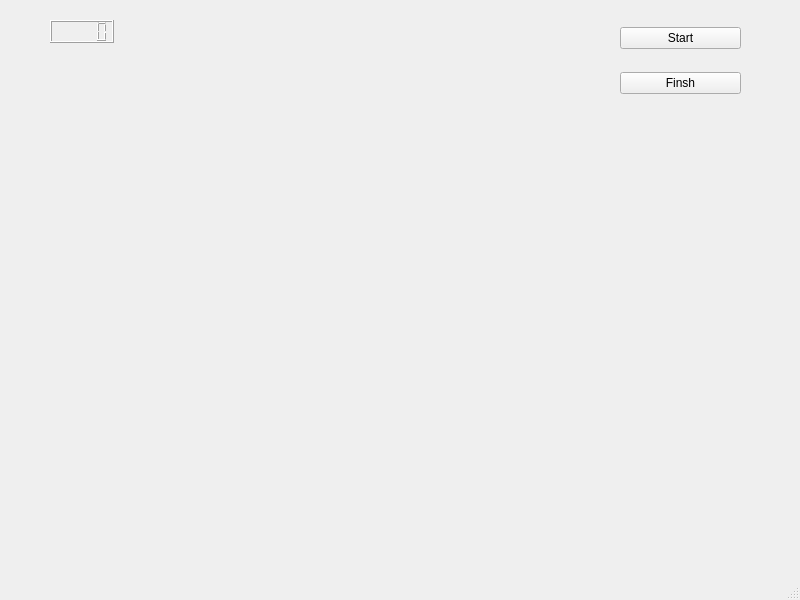
Qt form mainwindow.ui (jonah-code/TempoDeRea-aoSTR) before a commit.
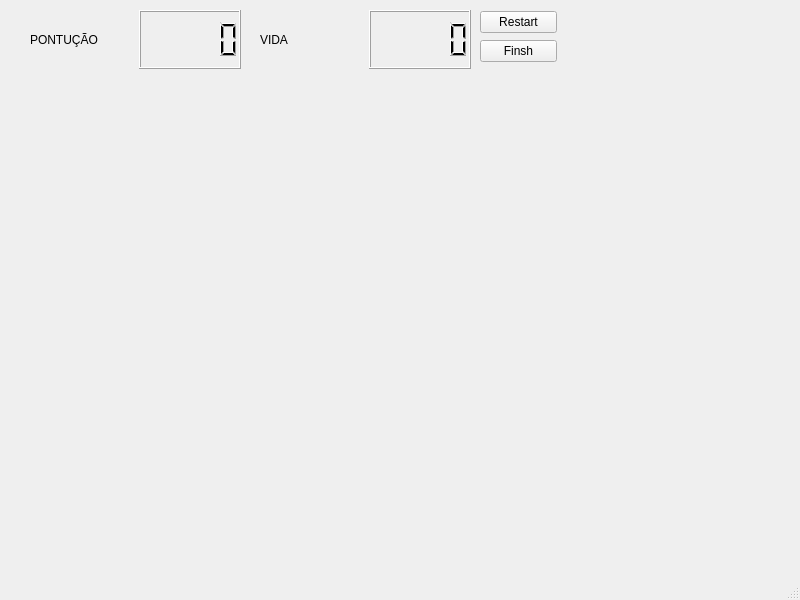
The same form after that commit.

Commit message: Finalizado calculo do tempo

What changed in the file:
```diff
--- a/mainwindow.ui
+++ b/mainwindow.ui
@@ -17,30 +17,20 @@
    <bool>false</bool>
   </property>
   <widget class="QWidget" name="centralwidget">
-   <widget class="QLCDNumber" name="lcdNumber">
+   <widget class="QWidget" name="layoutWidget">
     <property name="geometry">
      <rect>
-      <x>50</x>
-      <y>20</y>
-      <width>64</width>
-      <height>23</height>
-     </rect>
-    </property>
-   </widget>
-   <widget class="QWidget" name="">
-    <property name="geometry">
-     <rect>
-      <x>620</x>
+      <x>480</x>
       <y>10</y>
-      <width>121</width>
-      <height>101</height>
+      <width>77</width>
+      <height>54</height>
      </rect>
     </property>
     <layout class="QVBoxLayout" name="verticalLayout">
      <item>
       <widget class="QPushButton" name="pushButton">
        <property name="text">
-        <string>Start</string>
+        <string>Restart</string>
        </property>
       </widget>
      </item>
@@ -53,6 +43,99 @@
      </item>
     </layout>
    </widget>
+   <widget class="QWidget" name="layoutWidget_2">
+    <property name="geometry">
+     <rect>
+      <x>30</x>
+      <y>10</y>
+      <width>211</width>
+      <height>59</height>
+     </rect>
+    </property>
+    <layout class="QHBoxLayout" name="horizontalLayout_2">
+     <item>
+      <widget class="QLabel" name="label_2">
+       <property name="text">
+        <string>PONTUÇÃO</string>
+       </property>
+       <property name="textFormat">
+        <enum>Qt::AutoText</enum>
+       </property>
+       <property name="margin">
+        <number>22</number>
+       </property>
+      </widget>
+     </item>
+     <item>
+      <widget class="QLCDNumber" name="pontuacao">
+       <property name="intValue" stdset="0">
+        <number>0</number>
+       </property>
+      </widget>
+     </item>
+    </layout>
+   </widget>
+   <widget class="QLabel" name="Tempo">
+    <property name="geometry">
+     <rect>
+      <x>570</x>
+      <y>10</y>
+      <width>151</width>
+      <height>81</height>
+     </rect>
+    </property>
+    <property name="text">
+     <string/>
+    </property>
+   </widget>
+   <widget class="QLabel" name="media">
+    <property name="geometry">
+     <rect>
+      <x>140</x>
+      <y>140</y>
+      <width>401</width>
+      <height>91</height>
+     </rect>
+    </property>
+    <property name="text">
+     <string/>
+    </property>
+   </widget>
+   <widget class="QWidget" name="">
+    <property name="geometry">
+     <rect>
+      <x>260</x>
+      <y>10</y>
+      <width>211</width>
+      <height>59</height>
+     </rect>
+    </property>
+    <layout class="QHBoxLayout" name="horizontalLayout">
+     <item>
+      <widget class="QLabel" name="txt">
+       <property name="text">
+        <string>VIDA</string>
+       </property>
+       <property name="textFormat">
+        <enum>Qt::AutoText</enum>
+       </property>
+       <property name="margin">
+        <number>22</number>
+       </property>
+      </widget>
+     </item>
+     <item>
+      <widget class="QLCDNumber" name="vida">
+       <property name="value" stdset="0">
+        <double>0.000000000000000</double>
+       </property>
+       <property name="intValue" stdset="0">
+        <number>0</number>
+       </property>
+      </widget>
+     </item>
+    </layout>
+   </widget>
   </widget>
   <widget class="QMenuBar" name="menubar">
    <property name="geometry">
```
The commit also changes 2 other files.
